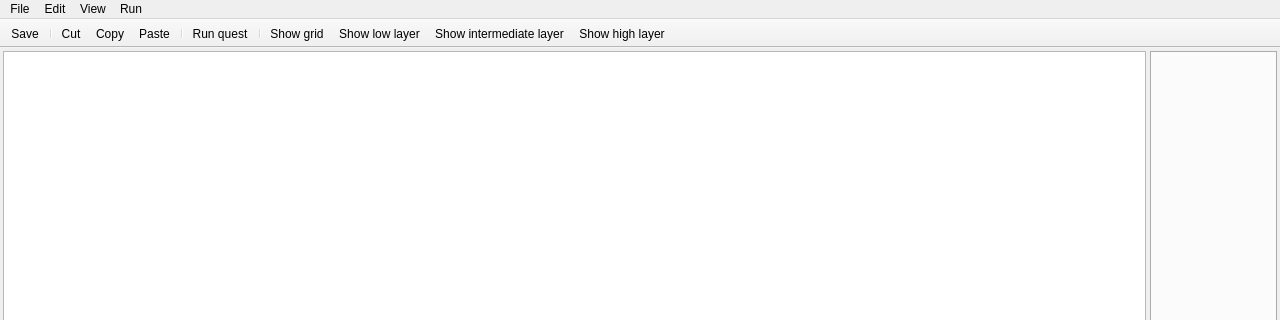
Before: the Qt Designer form src/gui/main_window.ui in solarus-games/solarus-quest-editor, drawn with Qt 5; both pictures show x 0 to 1280 and y 0 to 320 of the 1280 by 680 pixel window.
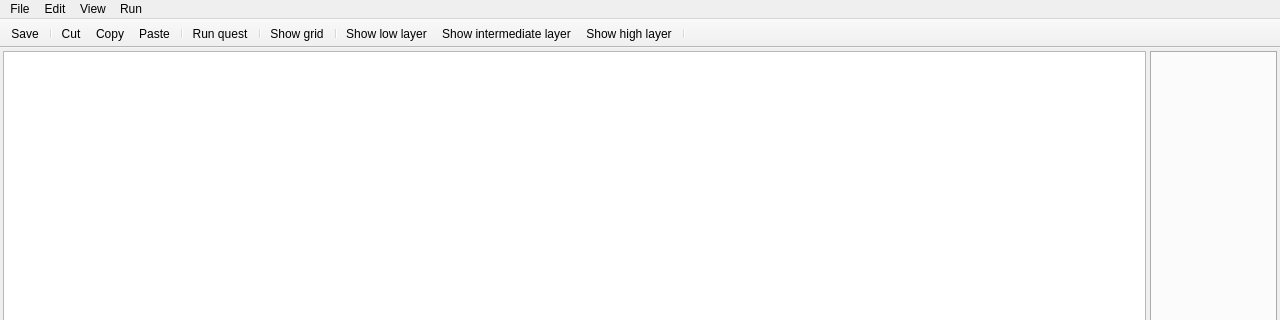
After: the same form once the commit is applied. Icons and pictures are not drawn. Custom widgets are drawn as their Qt base class.

Commit message: Add actions to the show entities menu.

```diff
--- a/src/gui/main_window.ui
+++ b/src/gui/main_window.ui
@@ -121,9 +121,11 @@
    <addaction name="action_run_quest"/>
    <addaction name="separator"/>
    <addaction name="action_show_grid"/>
+   <addaction name="separator"/>
    <addaction name="action_show_layer_0"/>
    <addaction name="action_show_layer_1"/>
    <addaction name="action_show_layer_2"/>
+   <addaction name="separator"/>
   </widget>
   <action name="action_new_quest">
    <property name="text">
```
Left out of the diff: 2 changed lines with no effect on the pictures. The commit also changes 1 other file.
